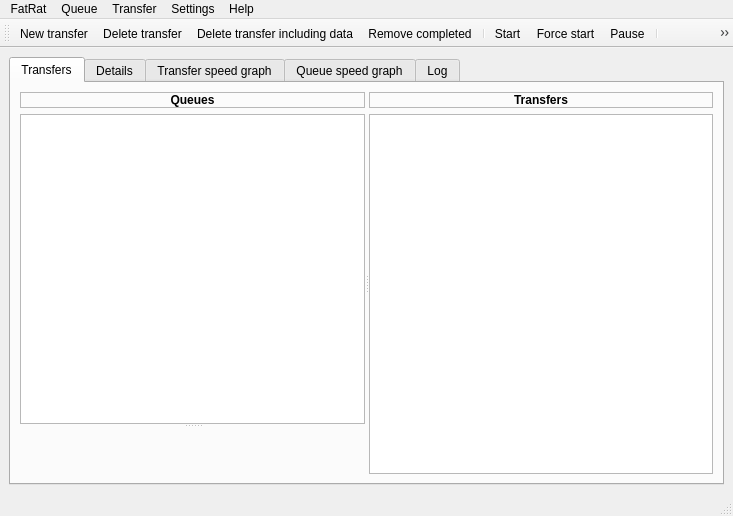
Qt form src/MainWindow.ui (LubosD/fatrat) before a commit.
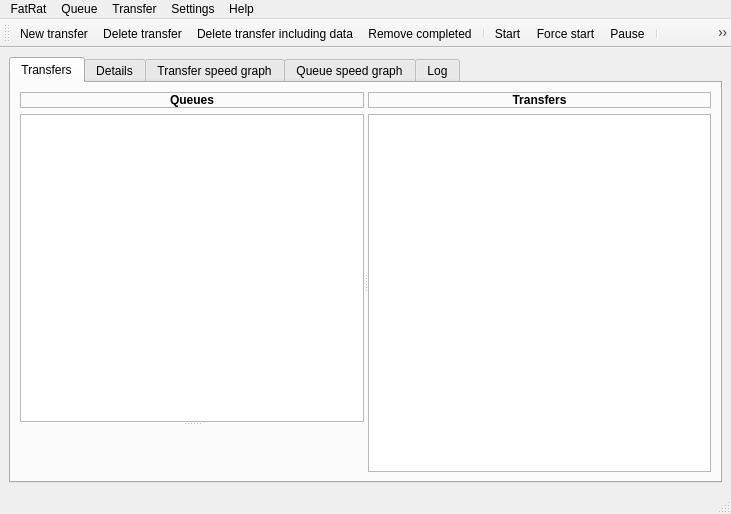
The same form after that commit. Icons and pictures are not drawn. Custom widgets are drawn as their Qt base class.

Patch:
```diff
--- a/src/MainWindow.ui
+++ b/src/MainWindow.ui
@@ -6,8 +6,8 @@
    <rect>
     <x>0</x>
     <y>0</y>
-    <width>733</width>
-    <height>516</height>
+    <width>731</width>
+    <height>514</height>
    </rect>
   </property>
   <property name="acceptDrops">
@@ -456,7 +456,7 @@
     <rect>
      <x>0</x>
      <y>0</y>
-     <width>733</width>
+     <width>731</width>
      <height>21</height>
     </rect>
    </property>
```
Left out of the diff: 5 changed lines with no effect on the pictures.
